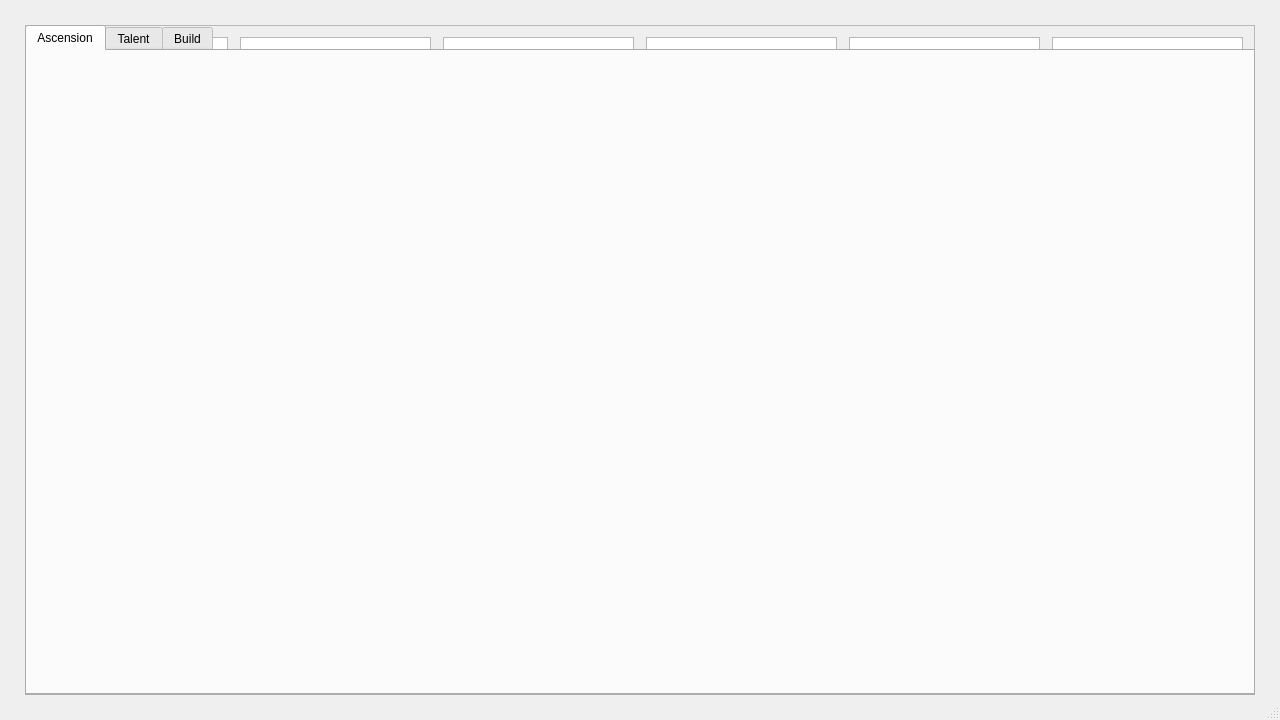
The window that genshin_try.ui (crimvael/genshin_try) describes before a commit, drawn with Qt 5.
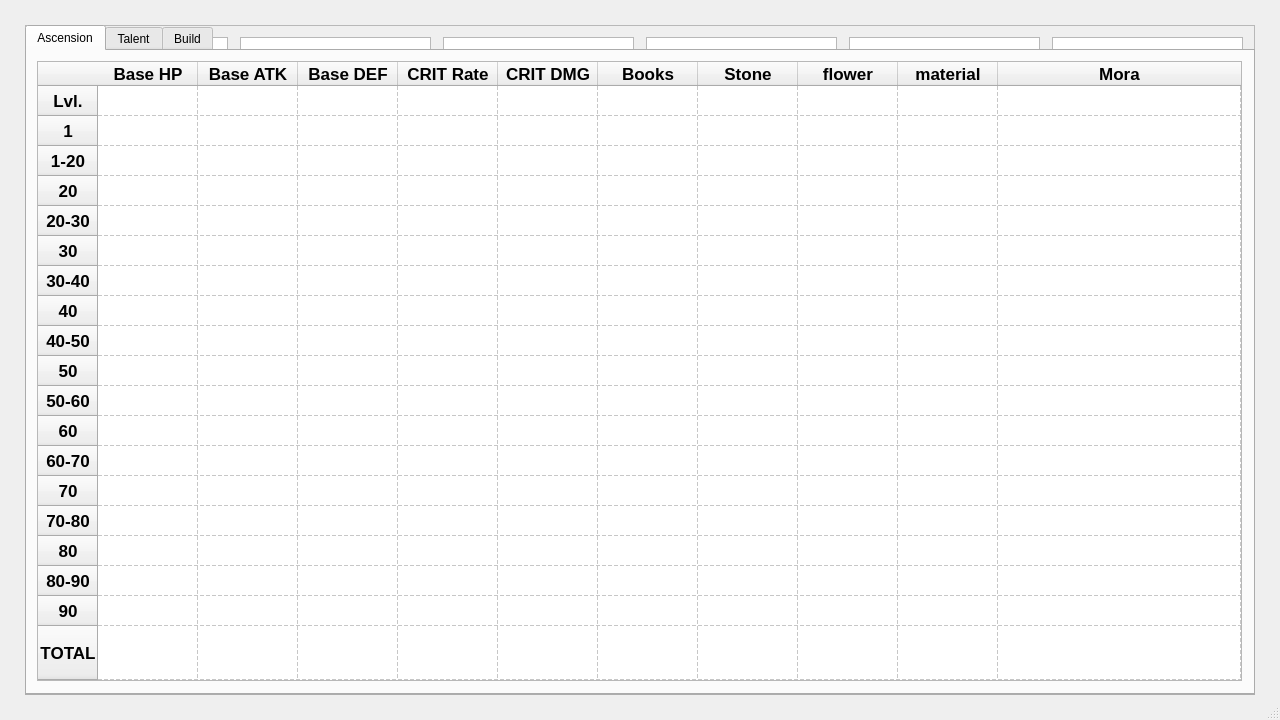
The same window after the commit.

The edit to the form file:
```diff
--- a/genshin_try.ui
+++ b/genshin_try.ui
@@ -914,10 +914,512 @@
     <property name="currentIndex">
      <number>0</number>
     </property>
+    <property name="elideMode">
+     <enum>Qt::ElideNone</enum>
+    </property>
     <widget class="QWidget" name="tab_3">
      <attribute name="title">
       <string>Ascension</string>
      </attribute>
+     <widget class="QTableWidget" name="tableWidget">
+      <property name="enabled">
+       <bool>true</bool>
+      </property>
+      <property name="geometry">
+       <rect>
+        <x>10</x>
+        <y>10</y>
+        <width>1205</width>
+        <height>620</height>
+       </rect>
+      </property>
+      <property name="sizePolicy">
+       <sizepolicy hsizetype="Expanding" vsizetype="Expanding">
+        <horstretch>0</horstretch>
+        <verstretch>0</verstretch>
+       </sizepolicy>
+      </property>
+      <property name="frameShape">
+       <enum>QFrame::StyledPanel</enum>
+      </property>
+      <property name="frameShadow">
+       <enum>QFrame::Sunken</enum>
+      </property>
+      <property name="lineWidth">
+       <number>1</number>
+      </property>
+      <property name="verticalScrollBarPolicy">
+       <enum>Qt::ScrollBarAsNeeded</enum>
+      </property>
+      <property name="sizeAdjustPolicy">
+       <enum>QAbstractScrollArea::AdjustIgnored</enum>
+      </property>
+      <property name="autoScroll">
+       <bool>true</bool>
+      </property>
+      <property name="showGrid">
+       <bool>true</bool>
+      </property>
+      <property name="gridStyle">
+       <enum>Qt::DashLine</enum>
+      </property>
+      <property name="sortingEnabled">
+       <bool>false</bool>
+      </property>
+      <attribute name="horizontalHeaderVisible">
+       <bool>true</bool>
+      </attribute>
+      <attribute name="horizontalHeaderCascadingSectionResizes">
+       <bool>false</bool>
+      </attribute>
+      <attribute name="horizontalHeaderHighlightSections">
+       <bool>true</bool>
+      </attribute>
+      <attribute name="horizontalHeaderShowSortIndicator" stdset="0">
+       <bool>false</bool>
+      </attribute>
+      <attribute name="horizontalHeaderStretchLastSection">
+       <bool>true</bool>
+      </attribute>
+      <attribute name="verticalHeaderStretchLastSection">
+       <bool>true</bool>
+      </attribute>
+      <row>
+       <property name="text">
+        <string>Lvl.</string>
+       </property>
+       <property name="font">
+        <font>
+         <pointsize>13</pointsize>
+         <weight>75</weight>
+         <bold>true</bold>
+        </font>
+       </property>
+       <property name="textAlignment">
+        <set>AlignCenter</set>
+       </property>
+      </row>
+      <row>
+       <property name="text">
+        <string>1</string>
+       </property>
+       <property name="font">
+        <font>
+         <pointsize>13</pointsize>
+         <weight>75</weight>
+         <bold>true</bold>
+        </font>
+       </property>
+       <property name="textAlignment">
+        <set>AlignCenter</set>
+       </property>
+      </row>
+      <row>
+       <property name="text">
+        <string>1-20</string>
+       </property>
+       <property name="font">
+        <font>
+         <pointsize>13</pointsize>
+         <weight>75</weight>
+         <bold>true</bold>
+        </font>
+       </property>
+       <property name="textAlignment">
+        <set>AlignCenter</set>
+       </property>
+      </row>
+      <row>
+       <property name="text">
+        <string>20</string>
+       </property>
+       <property name="font">
+        <font>
+         <pointsize>13</pointsize>
+         <weight>75</weight>
+         <bold>true</bold>
+        </font>
+       </property>
+       <property name="textAlignment">
+        <set>AlignCenter</set>
+       </property>
+      </row>
+      <row>
+       <property name="text">
+        <string>20-30</string>
+       </property>
+       <property name="font">
+        <font>
+         <pointsize>13</pointsize>
+         <weight>75</weight>
+         <bold>true</bold>
+        </font>
+       </property>
+       <property name="textAlignment">
+        <set>AlignCenter</set>
+       </property>
+      </row>
+      <row>
+       <property name="text">
+        <string>30</string>
+       </property>
+       <property name="font">
+        <font>
+         <pointsize>13</pointsize>
+         <weight>75</weight>
+         <bold>true</bold>
+        </font>
+       </property>
+       <property name="textAlignment">
+        <set>AlignCenter</set>
+       </property>
+      </row>
+      <row>
+       <property name="text">
+        <string>30-40</string>
+       </property>
+       <property name="font">
+        <font>
+         <pointsize>13</pointsize>
+         <weight>75</weight>
+         <bold>true</bold>
+        </font>
+       </property>
+       <property name="textAlignment">
+        <set>AlignCenter</set>
+       </property>
+      </row>
+      <row>
+       <property name="text">
+        <string>40</string>
+       </property>
+       <property name="font">
+        <font>
+         <pointsize>13</pointsize>
+         <weight>75</weight>
+         <bold>true</bold>
+        </font>
+       </property>
+       <property name="textAlignment">
+        <set>AlignCenter</set>
+       </property>
+      </row>
+      <row>
+       <property name="text">
+        <string>40-50</string>
+       </property>
+       <property name="font">
+        <font>
+         <pointsize>13</pointsize>
+         <weight>75</weight>
+         <bold>true</bold>
+        </font>
+       </property>
+       <property name="textAlignment">
+        <set>AlignCenter</set>
+       </property>
+      </row>
+      <row>
+       <property name="text">
+        <string>50</string>
+       </property>
+       <property name="font">
+        <font>
+         <pointsize>13</pointsize>
+         <weight>75</weight>
+         <bold>true</bold>
+        </font>
+       </property>
+       <property name="textAlignment">
+        <set>AlignCenter</set>
+       </property>
+      </row>
+      <row>
+       <property name="text">
+        <string>50-60</string>
+       </property>
+       <property name="font">
+        <font>
+         <pointsize>13</pointsize>
+         <weight>75</weight>
+         <bold>true</bold>
+        </font>
+       </property>
+       <property name="textAlignment">
+        <set>AlignCenter</set>
+       </property>
+      </row>
+      <row>
+       <property name="text">
+        <string>60</string>
+       </property>
+       <property name="font">
+        <font>
+         <pointsize>13</pointsize>
+         <weight>75</weight>
+         <bold>true</bold>
+        </font>
+       </property>
+       <property name="textAlignment">
+        <set>AlignCenter</set>
+       </property>
+      </row>
+      <row>
+       <property name="text">
+        <string>60-70</string>
+       </property>
+       <property name="font">
+        <font>
+         <pointsize>13</pointsize>
+         <weight>75</weight>
+         <bold>true</bold>
+        </font>
+       </property>
+       <property name="textAlignment">
+        <set>AlignCenter</set>
+       </property>
+      </row>
+      <row>
+       <property name="text">
+        <string>70</string>
+       </property>
+       <property name="font">
+        <font>
+         <pointsize>13</pointsize>
+         <weight>75</weight>
+         <bold>true</bold>
+        </font>
+       </property>
+       <property name="textAlignment">
+        <set>AlignCenter</set>
+       </property>
+      </row>
+      <row>
+       <property name="text">
+        <string>70-80</string>
+       </property>
+       <property name="font">
+        <font>
+         <pointsize>13</pointsize>
+         <weight>75</weight>
+         <bold>true</bold>
+        </font>
+       </property>
+       <property name="textAlignment">
+        <set>AlignCenter</set>
+       </property>
+      </row>
+      <row>
+       <property name="text">
+        <string>80</string>
+       </property>
+       <property name="font">
+        <font>
+         <pointsize>13</pointsize>
+         <weight>75</weight>
+         <bold>true</bold>
+        </font>
+       </property>
+       <property name="textAlignment">
+        <set>AlignCenter</set>
+       </property>
+      </row>
+      <row>
+       <property name="text">
+        <string>80-90</string>
+       </property>
+       <property name="font">
+        <font>
+         <pointsize>13</pointsize>
+         <weight>75</weight>
+         <bold>true</bold>
+        </font>
+       </property>
+       <property name="textAlignment">
+        <set>AlignCenter</set>
+       </property>
+      </row>
+      <row>
+       <property name="text">
+        <string>90</string>
+       </property>
+       <property name="font">
+        <font>
+         <pointsize>13</pointsize>
+         <weight>75</weight>
+         <bold>true</bold>
+        </font>
+       </property>
+       <property name="textAlignment">
+        <set>AlignCenter</set>
+       </property>
+      </row>
+      <row>
+       <property name="text">
+        <string>TOTAL</string>
+       </property>
+       <property name="font">
+        <font>
+         <pointsize>13</pointsize>
+         <weight>75</weight>
+         <bold>true</bold>
+        </font>
+       </property>
+       <property name="textAlignment">
+        <set>AlignCenter</set>
+       </property>
+      </row>
+      <column>
+       <property name="text">
+        <string>Base HP</string>
+       </property>
+       <property name="font">
+        <font>
+         <pointsize>13</pointsize>
+         <weight>75</weight>
+         <bold>true</bold>
+        </font>
+       </property>
+       <property name="textAlignment">
+        <set>AlignCenter</set>
+       </property>
+      </column>
+      <column>
+       <property name="text">
+        <string>Base ATK</string>
+       </property>
+       <property name="font">
+        <font>
+         <pointsize>13</pointsize>
+         <weight>75</weight>
+         <bold>true</bold>
+        </font>
+       </property>
+       <property name="textAlignment">
+        <set>AlignCenter</set>
+       </property>
+      </column>
+      <column>
+       <property name="text">
+        <string>Base DEF</string>
+       </property>
+       <property name="font">
+        <font>
+         <pointsize>13</pointsize>
+         <weight>75</weight>
+         <bold>true</bold>
+        </font>
+       </property>
+       <property name="textAlignment">
+        <set>AlignCenter</set>
+       </property>
+      </column>
+      <column>
+       <property name="text">
+        <string>CRIT Rate</string>
+       </property>
+       <property name="font">
+        <font>
+         <pointsize>13</pointsize>
+         <weight>75</weight>
+         <bold>true</bold>
+        </font>
+       </property>
+       <property name="textAlignment">
+        <set>AlignCenter</set>
+       </property>
+      </column>
+      <column>
+       <property name="text">
+        <string>CRIT DMG</string>
+       </property>
+       <property name="font">
+        <font>
+         <pointsize>13</pointsize>
+         <weight>75</weight>
+         <bold>true</bold>
+        </font>
+       </property>
+       <property name="textAlignment">
+        <set>AlignCenter</set>
+       </property>
+      </column>
+      <column>
+       <property name="text">
+        <string>Books</string>
+       </property>
+       <property name="font">
+        <font>
+         <pointsize>13</pointsize>
+         <weight>75</weight>
+         <bold>true</bold>
+        </font>
+       </property>
+       <property name="textAlignment">
+        <set>AlignCenter</set>
+       </property>
+      </column>
+      <column>
+       <property name="text">
+        <string>Stone</string>
+       </property>
+       <property name="font">
+        <font>
+         <pointsize>13</pointsize>
+         <weight>75</weight>
+         <bold>true</bold>
+        </font>
+       </property>
+       <property name="textAlignment">
+        <set>AlignCenter</set>
+       </property>
+      </column>
+      <column>
+       <property name="text">
+        <string>flower</string>
+       </property>
+       <property name="font">
+        <font>
+         <pointsize>13</pointsize>
+         <weight>75</weight>
+         <bold>true</bold>
+        </font>
+       </property>
+       <property name="textAlignment">
+        <set>AlignCenter</set>
+       </property>
+      </column>
+      <column>
+       <property name="text">
+        <string>material</string>
+       </property>
+       <property name="font">
+        <font>
+         <pointsize>13</pointsize>
+         <weight>75</weight>
+         <bold>true</bold>
+        </font>
+       </property>
+       <property name="textAlignment">
+        <set>AlignCenter</set>
+       </property>
+      </column>
+      <column>
+       <property name="text">
+        <string>Mora</string>
+       </property>
+       <property name="font">
+        <font>
+         <pointsize>13</pointsize>
+         <weight>75</weight>
+         <bold>true</bold>
+        </font>
+       </property>
+       <property name="textAlignment">
+        <set>AlignCenter</set>
+       </property>
+      </column>
+     </widget>
     </widget>
     <widget class="QWidget" name="tab_4">
      <attribute name="title">
```
